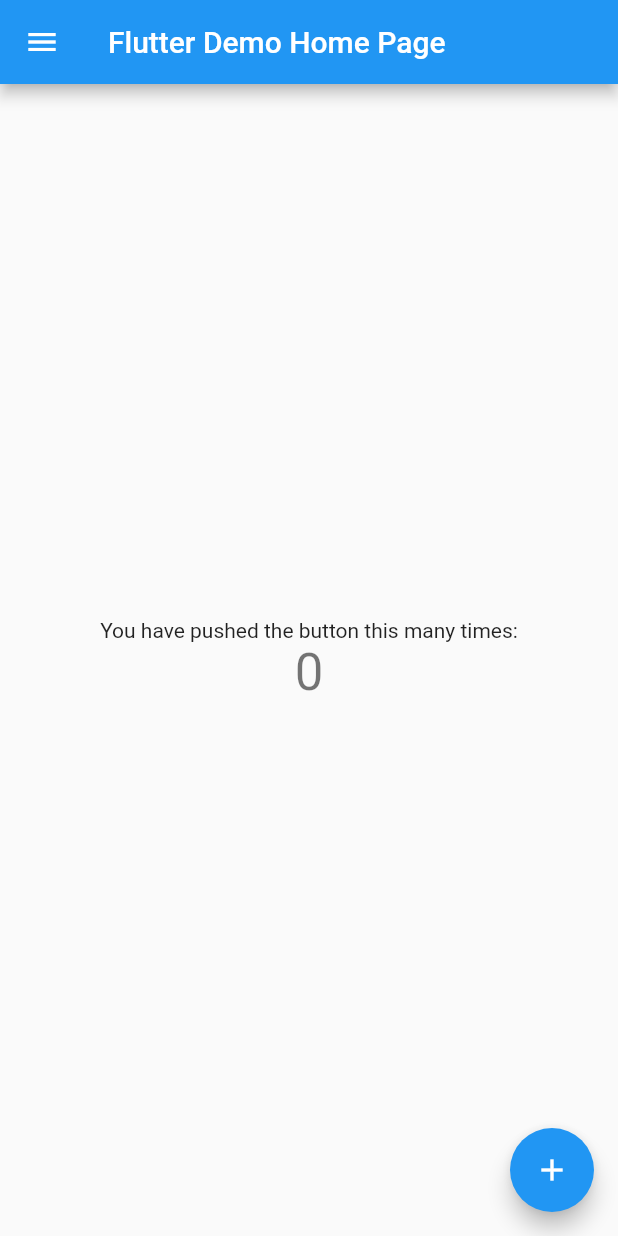
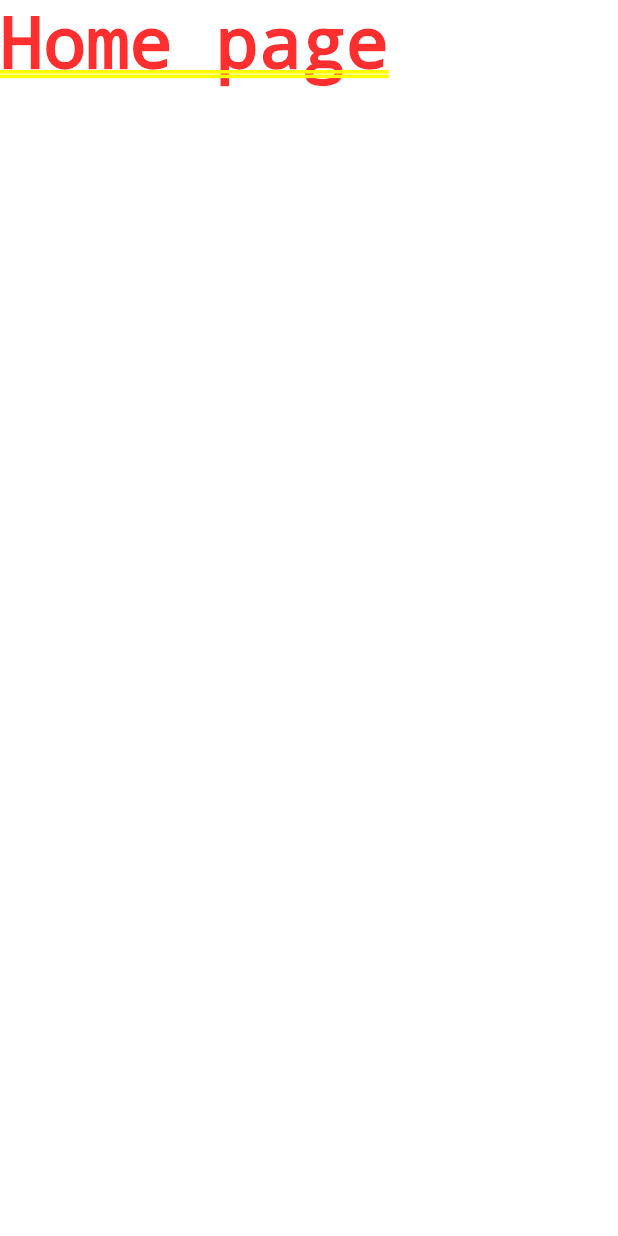
Before and after one commit to YulkaPROger/debit72, a Flutter app: the screen it shows after launch, on a phone screen of 412 x 824 dp. Run offline on Flutter 3.47's test engine with Material 2 defaults, Android fonts, the phone set to English and light mode, and no system bars; our stand-ins replace bloc, shared_preferences.

Commit message:
ThemeProvider

```diff
--- a/lib/main.dart
+++ b/lib/main.dart
@@ -1,3 +1,7 @@
+import 'package:flutter/services.dart';
+
+import 'models/theme_model.dart';
+import 'pages/home.dart';
 import 'pages/nav_bar.dart';
 import 'package:flutter/material.dart';
 import 'package:provider/provider.dart';
@@ -11,6 +15,9 @@ void main() {
     MultiProvider(
       providers: [
         ChangeNotifierProvider.value(value: ProviderModel()),
+        ChangeNotifierProvider<ThemeModel>(
+          create: (_) => ThemeModel(),
+        ),
       ],
       child: MyApp(),
     ),
@@ -18,74 +25,110 @@ void main() {
 }
 
 class MyApp extends StatelessWidget {
-  // This widget is the root of your application.
   @override
   Widget build(BuildContext context) {
-    return MaterialApp(
-      debugShowCheckedModeBanner: false,
-      title: 'Flutter Demo',
-      theme: ThemeData(
+    SystemChrome.setPreferredOrientations([
+      DeviceOrientation.portraitUp,
+      DeviceOrientation.portraitDown,
+    ]);
 
-        primarySwatch: Colors.blue,
-
-        visualDensity: VisualDensity.adaptivePlatformDensity,
-      ),
-      home: MyHomePage(title: 'Flutter Demo Home Page'),
-    );
+    return ChangeNotifierProvider<ThemeModel>(
+        create: (BuildContext context) => ThemeModel(),
+        child: Consumer<ThemeModel>(builder: (context, model, __) {
+          return MaterialApp(
+            initialRoute: '/',
+            routes: {
+              // When navigating to the "/" route, build the FirstScreen widget.
+              '/': (context) => HomePage(),
+              // '/jow': (context) => MyJOW(),
+              // '/ip': (context) => IPScreen(),
+              // '/ipDetail': (context) => IPDetail(),
+              // '/avto': (context) => Avto(),
+            },
+            // initialRoute: SPLASH_SCREEN ,
+            // routes: <String, WidgetBuilder>{
+            //   MAIN_UI: (BuildContext context) => MainUI(model),
+            //   SPLASH_SCREEN: (BuildContext context) => AnimatedSplashScreen(),
+            //   SETTINGS_SCREEN:(BuildContext context) => Setting(),
+            // },
+            darkTheme: ThemeData.dark(),
+            debugShowCheckedModeBanner: false,
+            theme: ThemeData(
+              dividerColor: model.dividerColor,
+              textTheme: Theme.of(context).textTheme.apply(
+                  bodyColor: model.textColor, displayColor: model.textColor),
+              appBarTheme: AppBarTheme(color: model.appbarcolor),
+              primaryColor: model.primaryMainColor,
+              accentColor: model.accentColor,
+            ),
+            title: 'Flutter Multi Theme',
+          );
+        }));
   }
 }
 
-class MyHomePage extends StatefulWidget {
-  MyHomePage({Key key, this.title}) : super(key: key);
+// class MyApp extends StatelessWidget {
+//   // This widget is the root of your application.
+//   @override
+//   Widget build(BuildContext context) {
+//     return MaterialApp(
+//       debugShowCheckedModeBanner: false,
+//       title: 'Flutter Demo',
+//       theme: ThemeData(
+//         primarySwatch: Colors.blue,
+//         visualDensity: VisualDensity.adaptivePlatformDensity,
+//       ),
+//       home: MyHomePage(title: 'Flutter Demo Home Page'),
+//     );
+//   }
+// }
 
+// class MyHomePage extends StatefulWidget {
+//   MyHomePage({Key key, this.title}) : super(key: key);
 
-  final String title;
+//   final String title;
 
-  @override
-  _MyHomePageState createState() => _MyHomePageState();
-}
+//   @override
+//   _MyHomePageState createState() => _MyHomePageState();
+// }
 
-class _MyHomePageState extends State<MyHomePage> {
-  int _counter = 0;
+// class _MyHomePageState extends State<MyHomePage> {
+//   int _counter = 0;
 
-  void _incrementCounter() {
-    setState(() {
+//   void _incrementCounter() {
+//     setState(() {
+//       _counter++;
+//     });
+//   }
 
-      _counter++;
-    });
-  }
-
-  @override
-  Widget build(BuildContext context) {
-
-    return Scaffold(
-      drawer: NavBar(),
-      appBar: AppBar(
-
-        title: Text(widget.title),
-      ),
-      body: Center(
-        // Center is a layout widget. It takes a single child and positions it
-        // in the middle of the parent.
-        child: Column(
-
-          mainAxisAlignment: MainAxisAlignment.center,
-          children: <Widget>[
-            Text(
-              'You have pushed the button this many times:',
-            ),
-            Text(
-              '$_counter',
-              style: Theme.of(context).textTheme.headline4,
-            ),
-          ],
-        ),
-      ),
-      floatingActionButton: FloatingActionButton(
-        onPressed: _incrementCounter,
-        tooltip: 'Increment',
-        child: Icon(Icons.add),
-      ), // This trailing comma makes auto-formatting nicer for build methods.
-    );
-  }
-}
+//   @override
+//   Widget build(BuildContext context) {
+//     return Scaffold(
+//       drawer: NavBar(),
+//       appBar: AppBar(
+//         title: Text(widget.title),
+//       ),
+//       body: Center(
+//         // Center is a layout widget. It takes a single child and positions it
+//         // in the middle of the parent.
+//         child: Column(
+//           mainAxisAlignment: MainAxisAlignment.center,
+//           children: <Widget>[
+//             Text(
+//               'You have pushed the button this many times:',
+//             ),
+//             Text(
+//               '$_counter',
+//               style: Theme.of(context).textTheme.headline4,
+//             ),
+//           ],
+//         ),
+//       ),
+//       floatingActionButton: FloatingActionButton(
+//         onPressed: _incrementCounter,
+//         tooltip: 'Increment',
+//         child: Icon(Icons.add),
+//       ), // This trailing comma makes auto-formatting nicer for build methods.
+//     );
+//   }
+// }
--- /dev/null
+++ b/lib/models/theme_model.dart
@@ -0,0 +1,203 @@
+import 'package:flutter/material.dart';
+
+enum ThemeType { Dark, Light }
+
+class ThemeModel extends ChangeNotifier {
+  ColorSwatch _tempPrimaryMainColor;
+  ColorSwatch _tempAccentColor;
+  ColorSwatch _tempScaffoldColor;
+  ColorSwatch _tempTextColor;
+  ColorSwatch _tempAppbarColor;
+  ColorSwatch _tempDividerColor;
+  Color _scaffoldColor = Colors.grey;
+  Color colorChoosenColor;
+  String _colorChoosed;
+  static AppBarTheme appBarTheme1;
+  ColorSwatch _accentColor = Colors.orange;
+  ColorSwatch _textColor = Colors.brown;
+  Color _currentColor;
+  Color _pickerColor = Colors.red;
+  Color _primaryTempShadeColor;
+  Color _accentTempShadeColor;
+  Color _scaffoldTempShadeColor;
+  Color _textTempShadeColor;
+  Color _appbarTempShadeColor;
+  Color _dividerTempShadeColor;
+  Color _primaryShadeColor = Colors.cyan[800];
+  Color _accentShadeColor = Colors.amber;
+  Color _appbarShadeColor = Colors.cyan[500];
+  Color _dividerShadeColor = Colors.grey[800];
+  Color _textShadeColor = Colors.blue[800];
+  Color _scaffoldShadeColor = Colors.blue[800];
+  ThemeType _themeType = ThemeType.Light;
+  Color _primaryMainColor = Colors.cyan;
+  ColorSwatch _appbarColor = Colors.blue;
+  ColorSwatch _dividerColor = Colors.grey;
+
+  //getters
+  Color get appbarTempShadeColor => _appbarTempShadeColor;
+  Color get textTempShadeColor => _textTempShadeColor;
+  ColorSwatch get scaffoldColor => _scaffoldColor;
+  Color get accentShadeColor => _accentShadeColor;
+  Color get scaffoldTempShadeColor => _scaffoldTempShadeColor;
+  ColorSwatch get appbarcolor => _appbarColor;
+  Color get scaffoldShadeColor => _scaffoldShadeColor;
+  Color get accentTempShadeColor => _accentTempShadeColor;
+  ColorSwatch get tempScaffoldColor => _tempScaffoldColor;
+  Color get primaryTempShadeColor => _primaryTempShadeColor;
+  ColorSwatch get tempPrimaryMainColor => _tempPrimaryMainColor;
+  Color get primaryShadeColor => _primaryShadeColor;
+  ColorSwatch get accentColor => _accentColor;
+  Color get primaryMainColor => _primaryMainColor;
+  get pickerColor => _pickerColor;
+  get currentColor => _currentColor;
+  get colorChoosed => _colorChoosed;
+  ColorSwatch get tempDividerColor => _tempDividerColor;
+  ColorSwatch get tempAppbarColor => _tempAppbarColor;
+  ColorSwatch get textColor => _textColor;
+  ColorSwatch get tempAccentColor => _tempAccentColor;
+  ColorSwatch get dividerColor => _dividerColor;
+  ColorSwatch get tempTextColor => _tempTextColor;
+  Color get dividerShadeColor => _dividerShadeColor;
+  Color get appbarShadeColor => _appbarShadeColor;
+  Color get textShadeColor => _textShadeColor;
+  Color get dividerTempShadeColor => _dividerTempShadeColor;
+
+  //setters
+
+  setDividerTempShadeColor(Color value) {
+    _dividerTempShadeColor = value;
+    notifyListeners();
+  }
+
+  setTextShadeColor(Color value) {
+    _textShadeColor = value;
+    notifyListeners();
+  }
+
+  setDividerShadeColor(Color value) {
+    _dividerShadeColor = value;
+    notifyListeners();
+  }
+
+  setAppbarShadeColor(Color value) {
+    _appbarShadeColor = value;
+    notifyListeners();
+  }
+
+  setAppbarTempShadeColor(Color value) {
+    _appbarTempShadeColor = value;
+    notifyListeners();
+  }
+
+  setTextTempShadeColor(Color value) {
+    _textTempShadeColor = value;
+    notifyListeners();
+  }
+
+  setDividerColor(ColorSwatch value) {
+    _dividerColor = value;
+    notifyListeners();
+  }
+
+  setTextColor(ColorSwatch value) {
+    _textColor = value;
+    notifyListeners();
+  }
+
+  setTempAccentColor(ColorSwatch value) {
+    _tempAccentColor = value;
+    notifyListeners();
+  }
+
+  setTempTextColor(ColorSwatch value) {
+    _tempTextColor = value;
+    notifyListeners();
+  }
+
+  setTempAppbarColor(ColorSwatch value) {
+    _tempAppbarColor = value;
+    print('setTempAppbarColor');
+    notifyListeners();
+  }
+
+  setTempDividerColor(ColorSwatch value) {
+    _tempDividerColor = value;
+    notifyListeners();
+  }
+
+  setScaffoldShadeColor(Color value) {
+    _scaffoldShadeColor = value;
+    notifyListeners();
+  }
+
+  setTempScaffoldColor(ColorSwatch value) {
+    _tempScaffoldColor = value;
+    notifyListeners();
+  }
+
+  setAccentTempShadeColor(Color value) {
+    _accentTempShadeColor = value;
+    notifyListeners();
+  }
+
+  setTempShadeColor(Color value) {
+    _primaryTempShadeColor = value;
+    notifyListeners();
+  }
+
+  setPrimaryShadeColor(Color value) {
+    _primaryShadeColor = value;
+    notifyListeners();
+  }
+
+  setTempPrimaryMainColor(Color value) {
+    _tempPrimaryMainColor = value;
+    notifyListeners();
+  }
+
+  setAccentColor(ColorSwatch value) {
+    _accentColor = value;
+    notifyListeners();
+  }
+
+  setPrimaryMainColor(Color value) {
+    _primaryMainColor = value;
+    notifyListeners();
+  }
+
+  set currentColor(value) {
+    _currentColor = value;
+    notifyListeners();
+  }
+
+  set colorChoosed(value) {
+    _colorChoosed = value;
+    notifyListeners();
+  }
+
+  set pickerColor(value) {
+    _pickerColor = value;
+    notifyListeners();
+  }
+
+  setScaffoldTempShadeColor(Color value) {
+    _scaffoldTempShadeColor = value;
+    notifyListeners();
+  }
+
+  setAccentShadeColor(Color value) {
+    _accentShadeColor = value;
+    notifyListeners();
+  }
+
+  setScaffoldColor(ColorSwatch value) {
+    _scaffoldColor = value;
+    notifyListeners();
+  }
+
+  setAppbarColor(ColorSwatch value) {
+    _appbarColor = value;
+    notifyListeners();
+  }
+}
--- /dev/null
+++ b/lib/pages/home.dart
@@ -0,0 +1,8 @@
+import 'package:flutter/material.dart';
+
+class HomePage extends StatelessWidget {
+  @override
+  Widget build(BuildContext context) {
+    return Text("Home page");
+  }
+}
```
